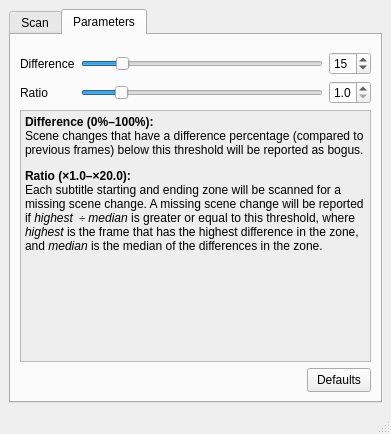
The window that vss-companion/scan_scene_changes_window.ui (hiddenspirit/visualsubsync) describes before a commit, drawn with Qt 5.
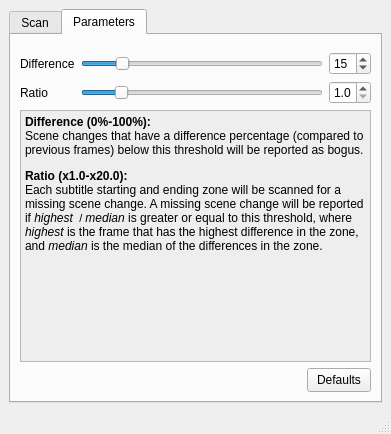
The same window after the commit. The open tabs and pages were chosen to show the change.

What changed in the file:
```diff
--- a/vss-companion/scan_scene_changes_window.ui
+++ b/vss-companion/scan_scene_changes_window.ui
@@ -331,8 +331,8 @@
 &lt;html&gt;&lt;head&gt;&lt;meta name=&quot;qrichtext&quot; content=&quot;1&quot; /&gt;&lt;style type=&quot;text/css&quot;&gt;
 p, li { white-space: pre-wrap; }
 &lt;/style&gt;&lt;/head&gt;&lt;body style=&quot; font-family:'MS Shell Dlg 2'; font-size:8.25pt; font-weight:400; font-style:normal;&quot; bgcolor=&quot;#eeeeee&quot;&gt;
-&lt;p style=&quot; margin-top:12px; margin-bottom:12px; margin-left:0px; margin-right:0px; -qt-block-indent:0; text-indent:0px;&quot;&gt;&lt;span style=&quot; font-size:9pt; font-weight:600;&quot;&gt;Difference (0%–100%):&lt;br /&gt;&lt;/span&gt;&lt;span style=&quot; font-size:9pt;&quot;&gt;Scene changes that have a difference percentage (compared to previous frames) below this threshold will be reported as bogus.&lt;/span&gt;&lt;/p&gt;
-&lt;p style=&quot; margin-top:12px; margin-bottom:12px; margin-left:0px; margin-right:0px; -qt-block-indent:0; text-indent:0px;&quot;&gt;&lt;span style=&quot; font-size:9pt; font-weight:600;&quot;&gt;Ratio (×1.0–×20.0):&lt;br /&gt;&lt;/span&gt;&lt;span style=&quot; font-size:9pt;&quot;&gt;Each subtitle starting and ending zone will be scanned for a missing scene change. A missing scene change will be reported if &lt;/span&gt;&lt;span style=&quot; font-size:9pt; font-style:italic;&quot;&gt;highest &lt;/span&gt;&lt;span style=&quot; font-size:8pt;&quot;&gt; ÷ &lt;/span&gt;&lt;span style=&quot; font-size:9pt; font-style:italic;&quot;&gt;median&lt;/span&gt;&lt;span style=&quot; font-size:9pt;&quot;&gt; is greater or equal to this threshold, where &lt;/span&gt;&lt;span style=&quot; font-size:9pt; font-style:italic;&quot;&gt;highest&lt;/span&gt;&lt;span style=&quot; font-size:9pt;&quot;&gt; is the frame that has the highest difference in the zone, and &lt;/span&gt;&lt;span style=&quot; font-size:9pt; font-style:italic;&quot;&gt;median&lt;/span&gt;&lt;span style=&quot; font-size:9pt;&quot;&gt; is the median of the differences in the zone.&lt;/span&gt;&lt;/p&gt;&lt;/body&gt;&lt;/html&gt;</string>
+&lt;p style=&quot; margin-top:12px; margin-bottom:12px; margin-left:0px; margin-right:0px; -qt-block-indent:0; text-indent:0px;&quot;&gt;&lt;span style=&quot; font-size:9pt; font-weight:600;&quot;&gt;Difference (0%-100%):&lt;br /&gt;&lt;/span&gt;&lt;span style=&quot; font-size:9pt;&quot;&gt;Scene changes that have a difference percentage (compared to previous frames) below this threshold will be reported as bogus.&lt;/span&gt;&lt;/p&gt;
+&lt;p style=&quot; margin-top:12px; margin-bottom:12px; margin-left:0px; margin-right:0px; -qt-block-indent:0; text-indent:0px;&quot;&gt;&lt;span style=&quot; font-size:9pt; font-weight:600;&quot;&gt;Ratio (x1.0-x20.0):&lt;br /&gt;&lt;/span&gt;&lt;span style=&quot; font-size:9pt;&quot;&gt;Each subtitle starting and ending zone will be scanned for a missing scene change. A missing scene change will be reported if &lt;/span&gt;&lt;span style=&quot; font-size:9pt; font-style:italic;&quot;&gt;highest &lt;/span&gt;&lt;span style=&quot; font-size:8pt;&quot;&gt; / &lt;/span&gt;&lt;span style=&quot; font-size:9pt; font-style:italic;&quot;&gt;median&lt;/span&gt;&lt;span style=&quot; font-size:9pt;&quot;&gt; is greater or equal to this threshold, where &lt;/span&gt;&lt;span style=&quot; font-size:9pt; font-style:italic;&quot;&gt;highest&lt;/span&gt;&lt;span style=&quot; font-size:9pt;&quot;&gt; is the frame that has the highest difference in the zone, and &lt;/span&gt;&lt;span style=&quot; font-size:9pt; font-style:italic;&quot;&gt;median&lt;/span&gt;&lt;span style=&quot; font-size:9pt;&quot;&gt; is the median of the differences in the zone.&lt;/span&gt;&lt;/p&gt;&lt;/body&gt;&lt;/html&gt;</string>
             </property>
            </widget>
           </item>
```
